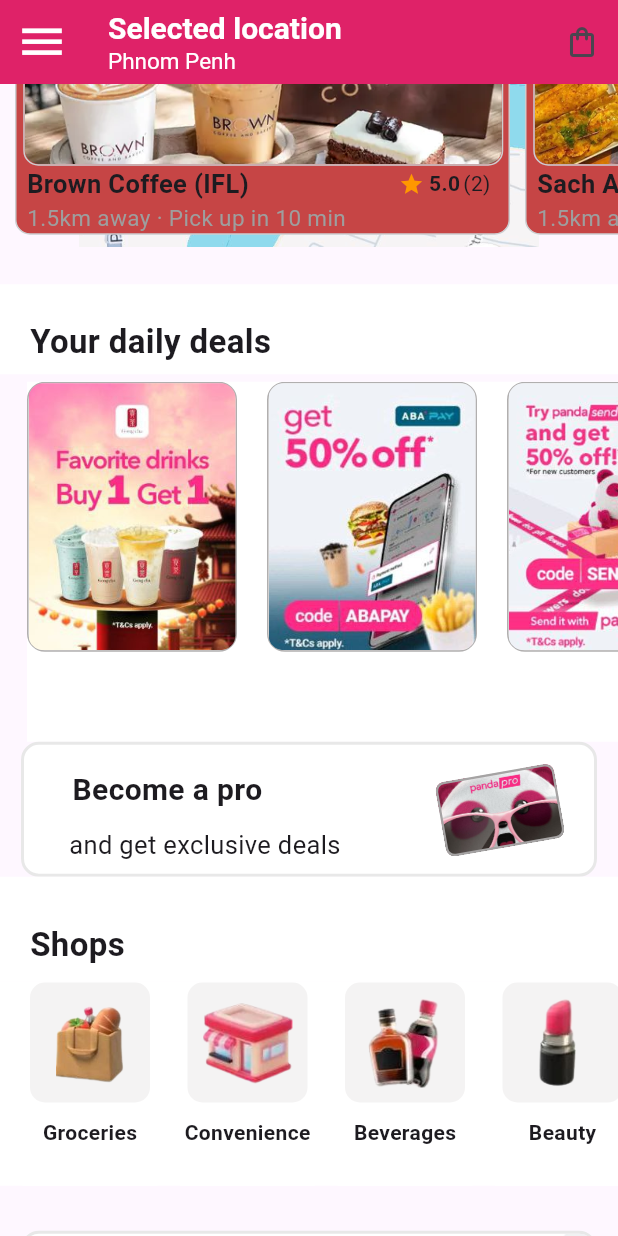
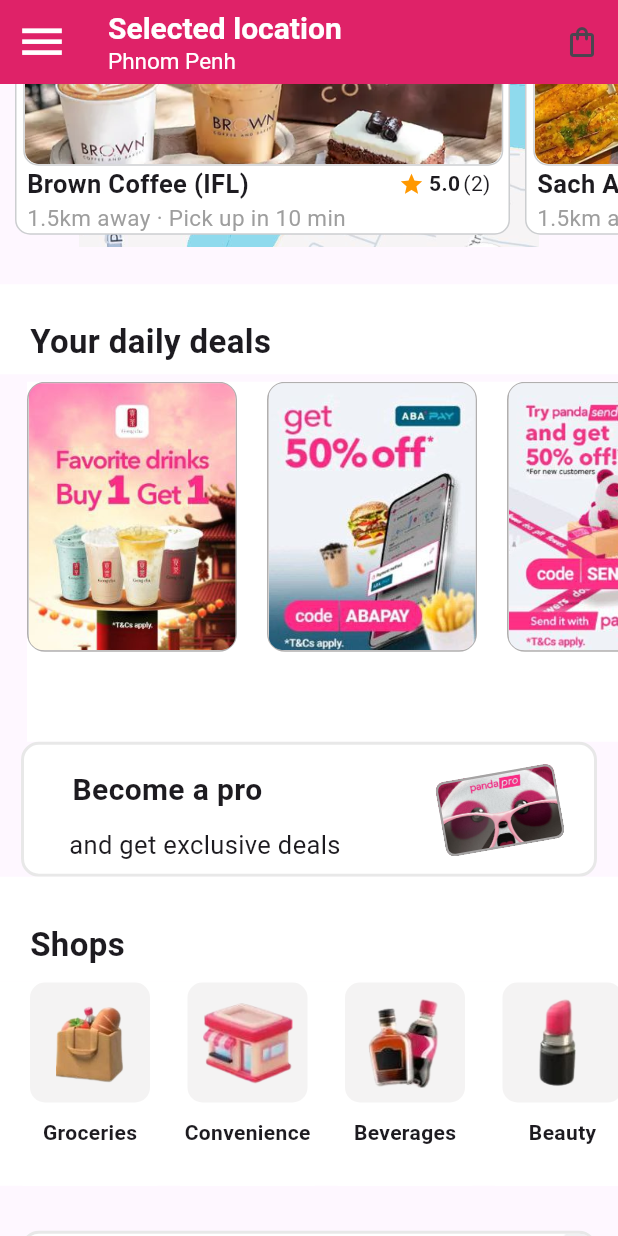
Before and after one commit to UnVireak/Foodpanda_flutter_ui, a Flutter app: the screen it shows after launch, scrolled down 1728 dp, on a phone screen of 412 x 824 dp. Run offline on Flutter 3.47's test engine with Material 3 defaults, Android fonts, the phone set to English and light mode, and no system bars; our stand-ins replace font_awesome_flutter; missing offline and left inert: dart:ffi.

Commit message:
change color

```diff
--- a/lib/screens/home_screen.dart
+++ b/lib/screens/home_screen.dart
@@ -1117,7 +1117,7 @@
                                     width: 330,
                                     height: 140,
                                     decoration: BoxDecoration(
-                                      color: Color.fromARGB(255, 198, 69, 69),
+                                      color: Color.fromARGB(255, 255, 255, 255),
                                       borderRadius: BorderRadius.circular(10),
                                       border: Border.all(
                                         color: Color.fromARGB(
```
